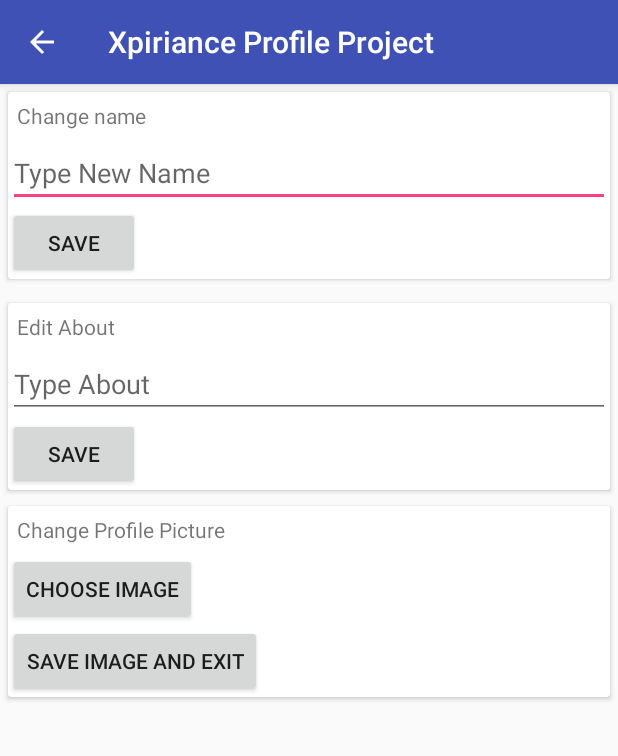
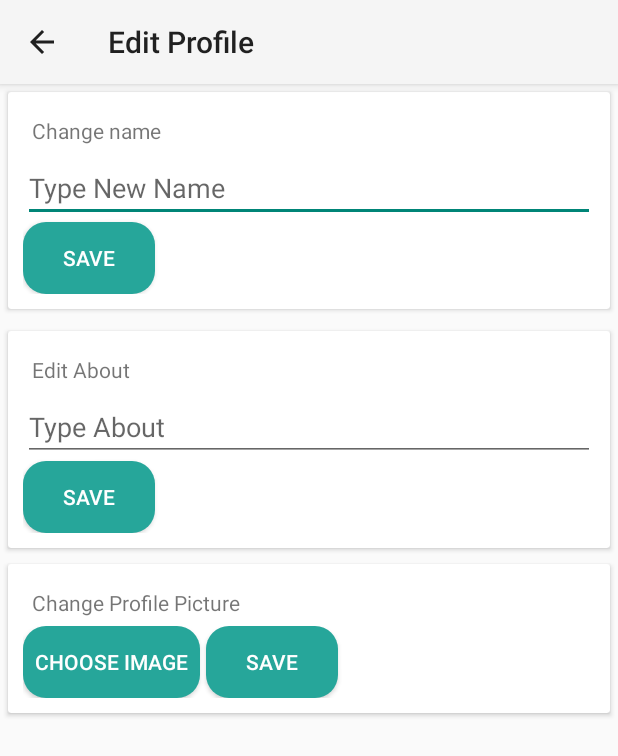
Before and after one commit to arpitjjw/XpirianceProfileProject, an Android app: the screen it shows after launch (edit_Activity), in the options menu, after a tap on "Edit", on a phone screen of 412 x 824 dp. Shown: the top 756 px of the screen. Run offline under Robolectric (Android 15) with nearby library versions, the phone set to English and light mode, and no system bars; our stand-ins replace Volley; network calls fail; pictures from the network do not load.

Commit message:
upload image and ui

```diff
--- a/app/build.gradle
+++ b/app/build.gradle
@@ -27,8 +27,8 @@ dependencies {
     androidTestImplementation 'com.android.support.test.espresso:espresso-core:3.0.2'
     implementation 'com.android.support:cardview-v7:28.0.0-alpha3'
     implementation 'com.android.support:recyclerview-v7:28.0.0-alpha3'
-    compile 'com.android.volley:volley:1.1.0'
-    compile 'com.github.bumptech.glide:glide:3.7.0'
+    implementation 'com.android.volley:volley:1.1.0'
+    implementation 'com.github.bumptech.glide:glide:3.7.0'
     implementation 'de.hdodenhof:circleimageview:2.2.0'
-
+    implementation 'com.android.support:design:28.0.0-alpha3'
 }
--- a/app/src/main/java/com/example/user/xpirianceprofileproject/MainActivity.java
+++ b/app/src/main/java/com/example/user/xpirianceprofileproject/MainActivity.java
@@ -7,6 +7,7 @@ import android.support.v7.app.AppCompatActivity;
 import android.os.Bundle;
 import android.support.v7.widget.LinearLayoutManager;
 import android.support.v7.widget.RecyclerView;
+import android.support.v7.widget.Toolbar;
 import android.view.Menu;
 import android.view.MenuItem;
 import android.widget.ImageView;
@@ -38,8 +39,10 @@ public class MainActivity extends AppCompatActivity {
     TextView Answers;
     TextView Followers;
     userStats UserStats;
-    private static final String URL_STATS = "http://172.23.148.194/api.php";
-    private static final String URL_POSTS = "http://172.23.148.194/userposts.php";
+    private Toolbar toolbar;
+    private static final String URL_STATS = "http://172.23.146.136/api.php";
+    private static final String URL_POSTS = "http://172.23.146.136/userposts.php";
+
     List<userPosts> userpostlist;
     RecyclerView recyclerView;
     Bitmap bitmap;
@@ -52,9 +55,12 @@ public class MainActivity extends AppCompatActivity {
         ProfileImage=(ImageView)findViewById(R.id.ProfileImage);
         About=(TextView)findViewById(R.id.AboutUser);
         UserName=(TextView)findViewById(R.id.UserName);
-        Questions=(TextView)findViewById(R.id.Questions);
-        Answers=(TextView)findViewById(R.id.Answers);
-        Followers=(TextView)findViewById(R.id.Followers);
+        Questions=(TextView)findViewById(R.id.questions);
+        Answers=(TextView)findViewById(R.id.answers);
+        Followers=(TextView)findViewById(R.id.followers);
+        toolbar=findViewById(R.id.toolbar);
+        setSupportActionBar(toolbar);
+        getSupportActionBar().setDisplayShowTitleEnabled(false);
         recyclerView=findViewById(R.id.recyclerview);
         recyclerView.setLayoutManager(new LinearLayoutManager(this));
 
@@ -63,7 +69,7 @@ public class MainActivity extends AppCompatActivity {
         userpostlist=new ArrayList<>();
         loadUserPosts();
         loadUserdata();
-        setImage();
+        fetchImage();
     }
     private void loadUserdata(){
 
@@ -166,7 +172,7 @@ public class MainActivity extends AppCompatActivity {
         return super.onOptionsItemSelected(item);
     }
 
-    public void setImage(){
+    public void fetchImage(){
         try {
             bitmap = BitmapFactory.decodeStream(this.openFileInput( "myImage"));
            ProfileImage.setImageBitmap(bitmap);
--- /dev/null
+++ b/app/src/main/res/drawable/circle_corners.xml
@@ -0,0 +1,16 @@
+<?xml version="1.0" encoding="utf-8"?>
+<shape xmlns:android="http://schemas.android.com/apk/res/android"
+    android:shape="rectangle"
+
+
+    >
+
+
+    <solid android:color="@color/gradEnd"
+        />
+    <corners
+        android:radius="15dp"/>
+
+
+
+</shape>
--- a/app/src/main/res/layout/edit.xml
+++ b/app/src/main/res/layout/edit.xml
@@ -12,7 +12,8 @@
     <LinearLayout
         android:layout_width="match_parent"
         android:layout_height="wrap_content"
-        android:orientation="vertical">
+        android:orientation="vertical"
+        android:padding="10dp">
         <TextView
             android:layout_width="match_parent"
             android:layout_height="wrap_content"
@@ -24,18 +25,21 @@
             android:hint="Type New Name"
             android:id="@+id/EditUsername"/>
         <Button
+
             android:layout_width="wrap_content"
             android:layout_height="wrap_content"
             android:text="Save"
             android:id="@+id/SaveName"
             android:onClick="edittoast"
+            android:background="@drawable/circle_corners"
+            android:textColor="@color/name"
             />
 
     </LinearLayout>
 </android.support.v7.widget.CardView>
     <android.support.v4.widget.Space
         android:layout_width="match_parent"
-        android:layout_height="5dp" />
+        android:layout_height="4dp" />
     <android.support.v7.widget.CardView
         android:layout_width="match_parent"
         android:layout_height="wrap_content"
@@ -44,7 +48,8 @@
         <LinearLayout
             android:layout_width="match_parent"
             android:layout_height="wrap_content"
-            android:orientation="vertical">
+            android:orientation="vertical"
+            android:padding="10dp">
             <TextView
                 android:layout_width="match_parent"
                 android:layout_height="wrap_content"
@@ -60,6 +65,8 @@
                 android:layout_height="wrap_content"
                 android:text="Save"
                 android:id="@+id/SaveAbout"
+                android:background="@drawable/circle_corners"
+                android:textColor="@color/name"
                 />
 
         </LinearLayout>
@@ -72,26 +79,42 @@
         <LinearLayout
             android:layout_width="match_parent"
             android:layout_height="wrap_content"
-            android:orientation="vertical">
+            android:orientation="vertical"
+            android:padding="10dp">
             <TextView
                 android:layout_width="match_parent"
                 android:layout_height="wrap_content"
                 android:text="Change Profile Picture"
                 android:padding="6dp" />
+            <LinearLayout
+                android:layout_width="match_parent"
+                android:layout_height="wrap_content"
+                android:orientation="horizontal">
             <Button
                 android:layout_width="wrap_content"
                 android:layout_height="wrap_content"
                 android:text="Choose Image"
                 android:id="@+id/ProfilePic"
+                android:background="@drawable/circle_corners"
+                android:textColor="@color/name"
+                android:padding="8dp"
 
                 />
+            <android.support.v4.widget.Space
+                android:layout_width="4dp"
+                android:layout_height="wrap_content" />
             <Button
                 android:layout_width="wrap_content"
                 android:layout_height="wrap_content"
-                android:text="Save image and exit"
+                android:text="Save"
+
+                android:background="@drawable/circle_corners"
+                android:textColor="@color/name"
                 android:id="@+id/Uploadpic"
+                android:padding="3dp"
 
                 />
+            </LinearLayout>
 
         </LinearLayout>
     </android.support.v7.widget.CardView>
--- a/app/src/main/res/menu/menu_main.xml
+++ b/app/src/main/res/menu/menu_main.xml
@@ -1,15 +1,21 @@
+<?xml version="1.0" encoding="utf-8"?>
 <menu xmlns:android="http://schemas.android.com/apk/res/android"
+    xmlns:app="http://schemas.android.com/apk/res-auto">
     xmlns:app="http://schemas.android.com/apk/res-auto"
     xmlns:tools="http://schemas.android.com/tools"
-    tools:context=".MainActivity"
-    >
+    tools:context=".MainActivity">
+
+    <item
+        android:id="@+id/edit"
+        android:orderInCategory="100"
+        android:title="Edit"
+        app:showAsAction="never" />
     <item
         android:id="@+id/settings"
+        android:orderInCategory="200"
         android:title="Settings"
-        app:showAsAction="never" />
-    <item
-        android:id="@+id/edit"
-        android:title="Edit"
-        app:showAsAction="never"/>
+
+        app:showAsAction="never"
+        ></item>
 
 </menu>
--- a/app/src/main/res/values/colors.xml
+++ b/app/src/main/res/values/colors.xml
@@ -1,6 +1,14 @@
 <?xml version="1.0" encoding="utf-8"?>
 <resources>
-    <color name="colorPrimary">#3F51B5</color>
-    <color name="colorPrimaryDark">#303F9F</color>
+    <color name="colorPrimary">#1D9696</color>
+    <color name="colorPrimaryDark">#00BFA5</color>
     <color name="colorAccent">#FF4081</color>
+    <color name="gradEnd">#26A69A</color>
+    <color name="gradStart">#A7FFEB</color>
+    <color name="gradEnd1">#36b5a6</color>
+    <color name="gradStart2">#80e9d4</color>
+    <color name="solidCircle">#AAFFFFFF</color>
+    <color name="name">#FFFFFF</color>
+    <color name="about">#2F7092</color>
+    <color name="textColorPrimary">#00C853</color>
 </resources>
--- a/app/src/main/res/values/styles.xml
+++ b/app/src/main/res/values/styles.xml
@@ -1,11 +1,14 @@
 <resources>
 
     <!-- Base application theme. -->
-    <style name="AppTheme" parent="Base.Theme.AppCompat.Light.DarkActionBar">
+    <style name="AppTheme" parent="Theme.AppCompat.Light.NoActionBar">
         <!-- Customize your theme here. -->
         <item name="colorPrimary">@color/colorPrimary</item>
+
         <item name="colorPrimaryDark">@color/colorPrimaryDark</item>
         <item name="colorAccent">@color/colorAccent</item>
+        <item name="windowNoTitle">true</item>
+        <item name="windowActionBar">false</item>
     </style>
 
 </resources>
```
Also changed, not shown: app/src/main/AndroidManifest.xml (+5 -3 lines), app/src/main/java/com/example/user/xpirianceprofileproject/edit_Activity.java (+46 -6 lines), app/src/main/res/drawable/circle.xml (added, +7 -0 lines), app/src/main/res/drawable/gradient.xml (added, +10 -0 lines), app/src/main/res/layout/activity_main.xml (+111 -56 lines), app/src/main/res/layout/toolbarlayout.xml (added, +16 -0 lines).
